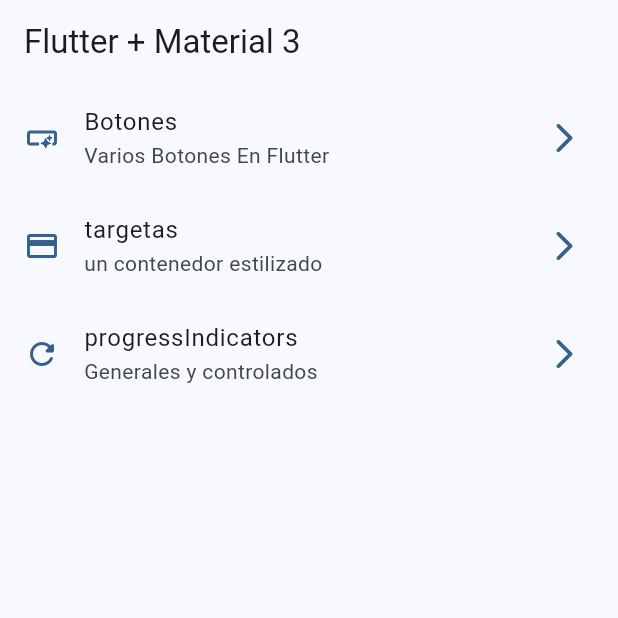
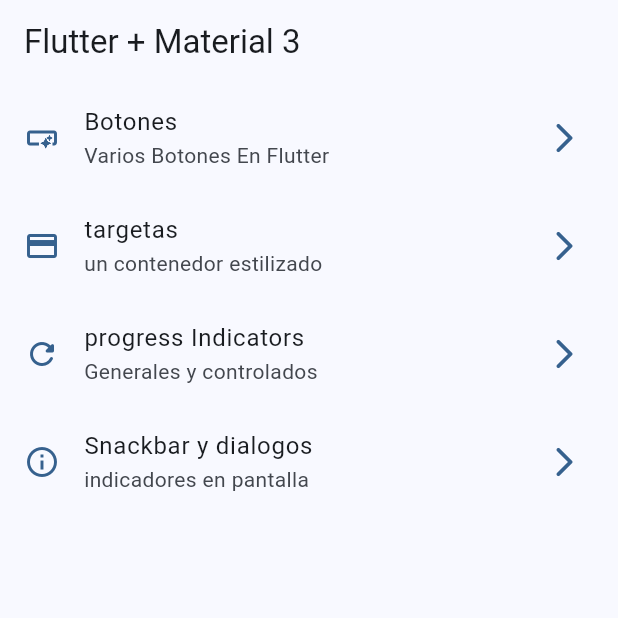
Before and after one commit to ZzcristianZ/widgets_app, a Flutter app: the screen it shows after launch, on a phone screen of 412 x 824 dp, the top half of it. Run offline on Flutter 3.47's test engine with Material 3 defaults, Android fonts, the phone set to English and light mode, and no system bars; our stand-ins replace go_router.

Commit message:
snackbars dialogs terminados

```diff
--- a/lib/config/menu/menu_items.dart
+++ b/lib/config/menu/menu_items.dart
@@ -34,10 +34,17 @@ const appMenuItems = <MenuItems>[
   ),
 
    MenuItems(
-    title: 'progressIndicators',
+    title: 'progress Indicators',
     subTitle: 'Generales y controlados',
     link: '/progress',
     icon: Icons.refresh_rounded
-  )
+  ),
+
+  MenuItems(
+    title: 'Snackbar y dialogos',
+    subTitle: 'indicadores en pantalla',
+    link: '/snackbar',
+    icon: Icons.info_outline
+  ),
 
 ];
--- a/lib/config/router/app_router.dart
+++ b/lib/config/router/app_router.dart
@@ -29,6 +29,11 @@ final  appRouter= GoRouter(
       builder: (context, state) => const ProgressScreen(),
     ),
 
+    GoRoute(
+      name: SnackbarScreen.name,
+      path: '/snackbar',
+      builder: (context, state) => const SnackbarScreen(),
+    ),
 
   ],
 );
--- a/lib/main.dart
+++ b/lib/main.dart
@@ -13,6 +13,7 @@ class MainApp extends StatelessWidget {
   @override
   Widget build(BuildContext context) {
     return MaterialApp.router(
+      title: 'Flutter Widgets',
       debugShowCheckedModeBanner: false,
       theme: AppTheme(selectedColor: 1).getTheme(),
       routerConfig: appRouter,
```
Also changed, not shown: lib/presentation/screens/snackbar/snackbar_screen.dart (+77 -1 lines).
